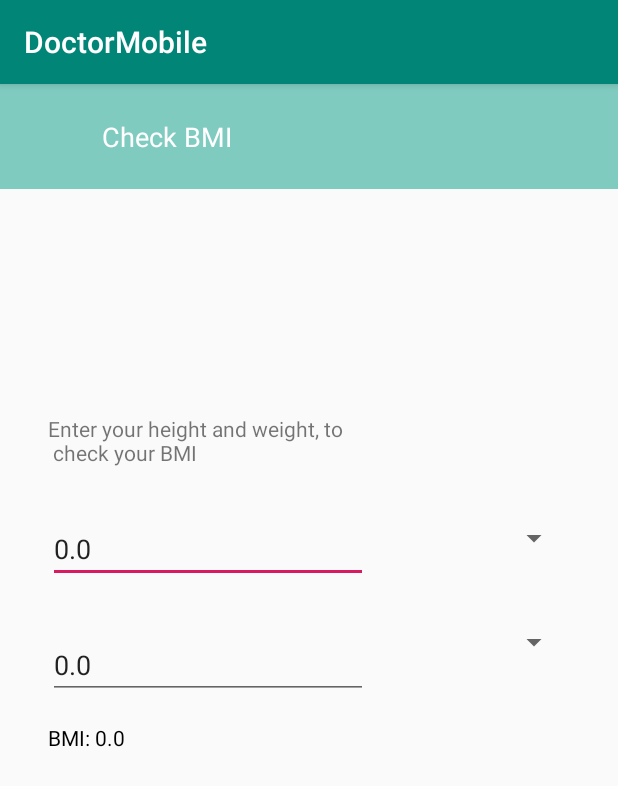
After one commit to Raiyan-sharif/DoctorMobile, an Android app: the BMI screen opened directly, with no data from a screen before it, on a phone screen of 412 x 824 dp. The commit adds this screen. Shown: the top 786 px of the screen. Run offline under Robolectric (Android 15) with nearby library versions, the phone set to English and light mode, and no system bars.

Commit message:
BMI added

```diff
--- a/app/src/main/AndroidManifest.xml
+++ b/app/src/main/AndroidManifest.xml
@@ -9,7 +9,8 @@
         android:roundIcon="@mipmap/ic_launcher_round"
         android:supportsRtl="true"
         android:theme="@style/AppTheme">
-        <activity android:name=".option3"></activity>
+        <activity android:name=".BMI"></activity>
+        <activity android:name=".option3" />
         <activity android:name=".Option2" />
         <activity android:name=".Results" />
         <activity android:name=".FeverCause" />
--- /dev/null
+++ b/app/src/main/res/layout/activity_bmi.xml
@@ -0,0 +1,136 @@
+<?xml version="1.0" encoding="utf-8"?>
+<android.support.constraint.ConstraintLayout xmlns:android="http://schemas.android.com/apk/res/android"
+    xmlns:app="http://schemas.android.com/apk/res-auto"
+    xmlns:tools="http://schemas.android.com/tools"
+    android:layout_width="match_parent"
+    android:layout_height="match_parent"
+    android:visibility="visible">
+
+    <ImageView
+        android:id="@+id/img_back"
+        android:layout_width="50dp"
+        android:layout_height="70dp"
+        android:background="#80cbc0"
+        android:padding="15dp"
+        app:layout_constraintStart_toStartOf="parent"
+        app:layout_constraintTop_toTopOf="parent" />
+
+    <TextView
+        android:id="@+id/Check_BMI_title"
+        android:layout_width="0dp"
+
+        android:layout_height="70dp"
+        android:background="#80cbc0"
+        android:gravity="center_vertical"
+        android:paddingLeft="18dp"
+        android:text="Check BMI"
+        android:textColor="#ffffff"
+        android:textSize="18sp"
+        app:layout_constraintEnd_toEndOf="parent"
+        app:layout_constraintStart_toEndOf="@+id/img_back"
+        app:layout_constraintTop_toTopOf="parent" />
+
+    <TextView
+        android:id="@+id/BMI_Request_txtfld"
+        android:layout_width="wrap_content"
+        android:layout_height="wrap_content"
+        android:layout_marginEnd="8dp"
+        android:layout_marginStart="32dp"
+        android:layout_marginTop="150dp"
+        android:text="Enter your height and weight, to\n check your BMI"
+        app:layout_constraintEnd_toEndOf="parent"
+        app:layout_constraintHorizontal_bias="0.0"
+        app:layout_constraintStart_toStartOf="parent"
+        app:layout_constraintTop_toBottomOf="@+id/Check_BMI_title" />
+
+    <Spinner
+        android:id="@+id/Height_spinner"
+        android:layout_width="106dp"
+        android:layout_height="wrap_content"
+        android:layout_marginEnd="32dp"
+        android:layout_marginTop="35dp"
+        android:visibility="visible"
+        app:layout_constraintEnd_toEndOf="parent"
+        app:layout_constraintHorizontal_bias="0.5"
+        app:layout_constraintStart_toEndOf="@+id/edt_height"
+        app:layout_constraintTop_toBottomOf="@id/BMI_Request_txtfld" />
+
+    <Spinner
+        android:id="@+id/weight_spinner"
+        android:layout_width="106dp"
+        android:layout_height="18dp"
+        android:layout_marginEnd="32dp"
+        android:layout_marginTop="48dp"
+        android:visibility="visible"
+        app:layout_constraintEnd_toEndOf="parent"
+        app:layout_constraintHorizontal_bias="0.5"
+        app:layout_constraintStart_toEndOf="@+id/edt_weight"
+        app:layout_constraintTop_toBottomOf="@+id/Height_spinner" />
+
+    <TextView
+        android:id="@+id/cal_BMI_tv"
+        android:layout_width="63dp"
+        android:layout_height="18dp"
+        android:layout_marginEnd="8dp"
+        android:layout_marginStart="32dp"
+        android:layout_marginTop="16dp"
+        android:text="BMI: 0.0"
+        android:textColor="#000"
+        app:layout_constraintEnd_toEndOf="parent"
+        app:layout_constraintHorizontal_bias="0.0"
+        app:layout_constraintStart_toStartOf="parent"
+        app:layout_constraintTop_toBottomOf="@+id/edt_weight" />
+
+    <TextView
+        android:id="@+id/textView11"
+        android:layout_width="wrap_content"
+        android:layout_height="wrap_content"
+        android:layout_marginBottom="8dp"
+        android:layout_marginEnd="8dp"
+        android:layout_marginStart="32dp"
+        android:layout_marginTop="16dp"
+        android:text="You are overweight"
+        android:textColor="#ff0000"
+        android:visibility="invisible"
+        app:layout_constraintBottom_toBottomOf="parent"
+        app:layout_constraintEnd_toEndOf="parent"
+        app:layout_constraintHorizontal_bias="0.0"
+        app:layout_constraintStart_toStartOf="parent"
+        app:layout_constraintTop_toBottomOf="@+id/cal_BMI_tv"
+        app:layout_constraintVertical_bias="0.0" />
+
+    <EditText
+        android:id="@+id/edt_height"
+        android:layout_width="wrap_content"
+        android:layout_height="wrap_content"
+        android:layout_marginStart="32dp"
+        android:layout_marginTop="32dp"
+        android:ems="10"
+
+        android:text="0.0"
+        android:inputType="numberDecimal"
+        app:layout_constraintEnd_toStartOf="@+id/Height_spinner"
+        app:layout_constraintHorizontal_bias="0.5"
+        app:layout_constraintHorizontal_chainStyle="spread_inside"
+        app:layout_constraintStart_toStartOf="parent"
+        app:layout_constraintTop_toBottomOf="@+id/BMI_Request_txtfld" />
+
+    <EditText
+        android:id="@+id/edt_weight"
+        android:layout_width="wrap_content"
+        android:layout_height="wrap_content"
+        android:layout_marginEnd="8dp"
+        android:layout_marginStart="32dp"
+        android:layout_marginTop="32dp"
+        android:text="0.0"
+        android:ems="10"
+        android:inputType="numberDecimal"
+
+        app:layout_constraintEnd_toStartOf="@+id/weight_spinner"
+        app:layout_constraintHorizontal_bias="0.5"
+        app:layout_constraintHorizontal_chainStyle="spread_inside"
+        app:layout_constraintStart_toStartOf="parent"
+        app:layout_constraintTop_toBottomOf="@+id/edt_height" />
+
+
+</android.support.constraint.ConstraintLayout>
--- a/app/src/main/res/layout/activity_user_pannel.xml
+++ b/app/src/main/res/layout/activity_user_pannel.xml
@@ -13,6 +13,7 @@
         android:layout_marginTop="25dp">
 
         <Button
+            android:id="@+id/bmi_cal_id"
             android:layout_width="wrap_content"
             android:layout_height="wrap_content"
             android:layout_weight="1"
--- a/app/src/main/res/values/colors.xml
+++ b/app/src/main/res/values/colors.xml
@@ -3,4 +3,7 @@
     <color name="colorPrimary">#008577</color>
     <color name="colorPrimaryDark">#00574B</color>
     <color name="colorAccent">#D81B60</color>
+    <color name="UnderWeight">#0000ff</color>
+    <color name="OverWeight">#ff0000</color>
+    <color name="NormalBMI">#80cbc0</color>
 </resources>
```
Also changed, not shown: app/src/main/java/android/example/doctormobile/BMI.java (added, +461 -0 lines), app/src/main/java/android/example/doctormobile/UserPannel.java (+11 -0 lines).
